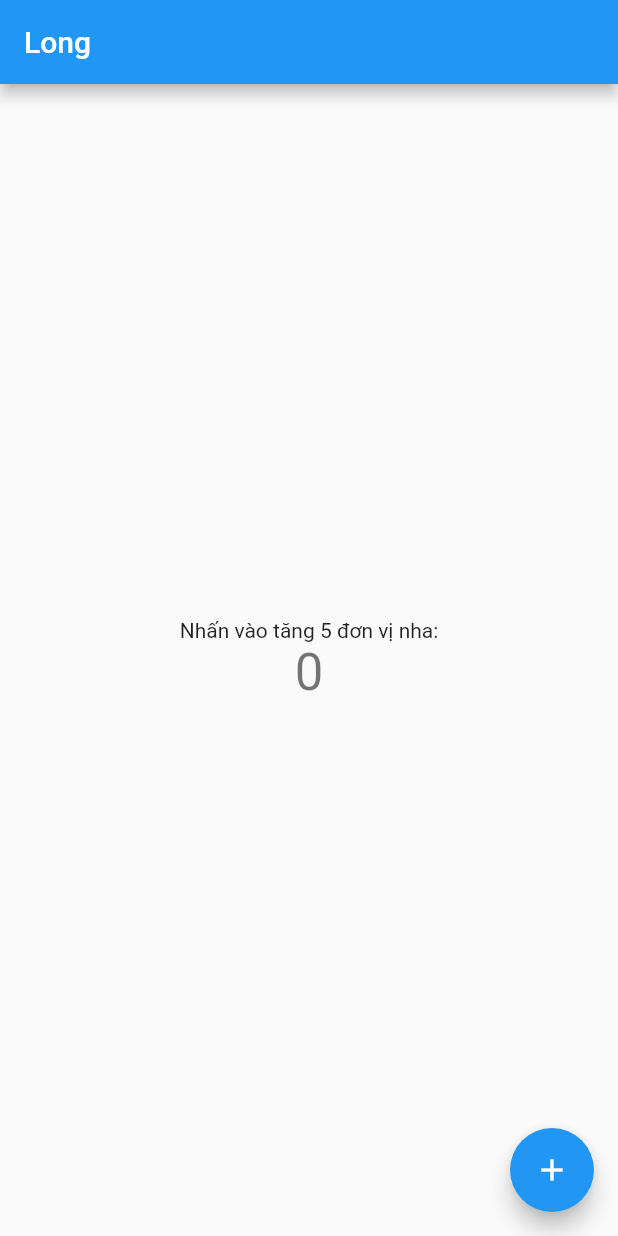
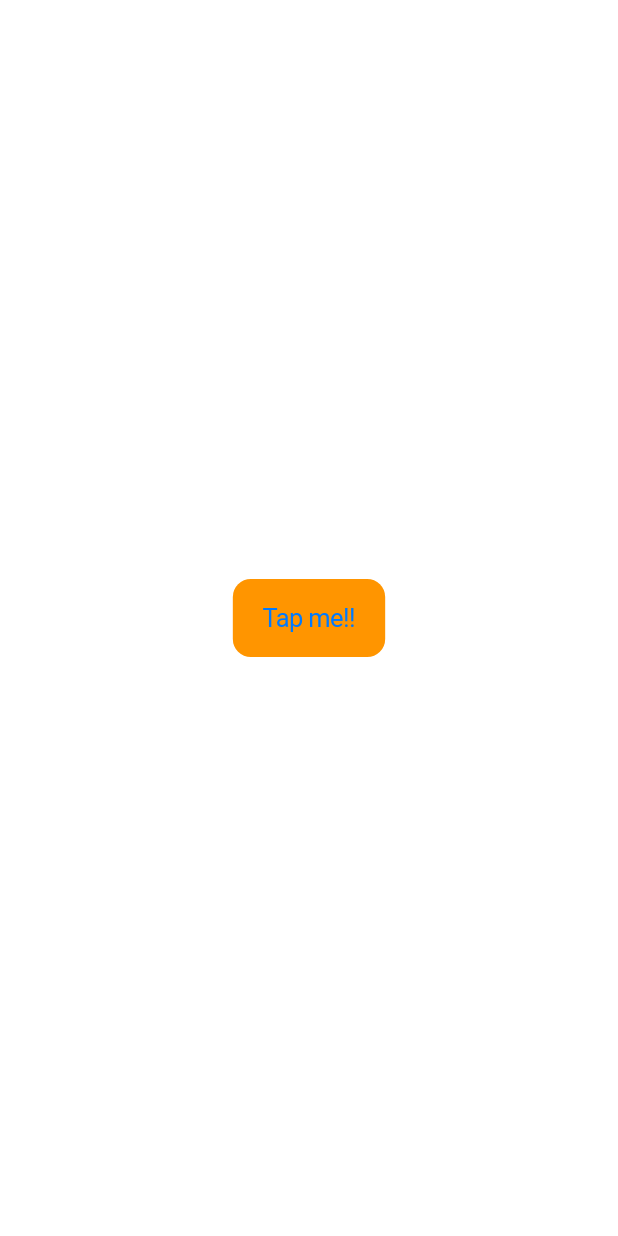
Before and after one commit to tranphilong2406/do_an_flutter, a Flutter app: the screen it shows after launch, on a phone screen of 412 x 824 dp. Run offline on Flutter 3.47's test engine with Material 2 defaults, Android fonts, the light colour scheme and no system bars.

Commit message:
test build ios using cupertino

```diff
--- a/lib/main.dart
+++ b/lib/main.dart
@@ -1,115 +1,4 @@
-import 'package:flutter/material.dart';
+import 'package:flutter/cupertino.dart';
+import 'src/App.dart';
 
-void main() {
-  runApp(const MyApp());
-}
-
-class MyApp extends StatelessWidget {
-  const MyApp({Key? key}) : super(key: key);
-
-  // This widget is the root of your application.
-  @override
-  Widget build(BuildContext context) {
-    return MaterialApp(
-      title: 'Flutter Demo',
-      theme: ThemeData(
-        // This is the theme of your application.
-        //
-        // Try running your application with "flutter run". You'll see the
-        // application has a blue toolbar. Then, without quitting the app, try
-        // changing the primarySwatch below to Colors.green and then invoke
-        // "hot reload" (press "r" in the console where you ran "flutter run",
-        // or simply save your changes to "hot reload" in a Flutter IDE).
-        // Notice that the counter didn't reset back to zero; the application
-        // is not restarted.
-        primarySwatch: Colors.blue,
-      ),
-      home: const MyHomePage(title: 'Long'),
-    );
-  }
-}
-
-class MyHomePage extends StatefulWidget {
-  const MyHomePage({Key? key, required this.title}) : super(key: key);
-
-  // This widget is the home page of your application. It is stateful, meaning
-  // that it has a State object (defined below) that contains fields that affect
-  // how it looks.
-
-  // This class is the configuration for the state. It holds the values (in this
-  // case the title) provided by the parent (in this case the App widget) and
-  // used by the build method of the State. Fields in a Widget subclass are
-  // always marked "final".
-
-  final String title;
-
-  @override
-  State<MyHomePage> createState() => _MyHomePageState();
-}
-
-class _MyHomePageState extends State<MyHomePage> {
-  int _counter = 0;
-
-  void _incrementCounter() {
-    setState(() {
-      // This call to setState tells the Flutter framework that something has
-      // changed in this State, which causes it to rerun the build method below
-      // so that the display can reflect the updated values. If we changed
-      // _counter without calling setState(), then the build method would not be
-      // called again, and so nothing would appear to happen.
-      _counter += 5;
-    });
-  }
-
-  @override
-  Widget build(BuildContext context) {
-    // This method is rerun every time setState is called, for instance as done
-    // by the _incrementCounter method above.
-    //
-    // The Flutter framework has been optimized to make rerunning build methods
-    // fast, so that you can just rebuild anything that needs updating rather
-    // than having to individually change instances of widgets.
-    return Scaffold(
-      appBar: AppBar(
-        // Here we take the value from the MyHomePage object that was created by
-        // the App.build method, and use it to set our appbar title.
-        title: Text(widget.title),
-      ),
-      body: Center(
-        // Center is a layout widget. It takes a single child and positions it
-        // in the middle of the parent.
-        child: Column(
-          // Column is also a layout widget. It takes a list of children and
-          // arranges them vertically. By default, it sizes itself to fit its
-          // children horizontally, and tries to be as tall as its parent.
-          //
-          // Invoke "debug painting" (press "p" in the console, choose the
-          // "Toggle Debug Paint" action from the Flutter Inspector in Android
-          // Studio, or the "Toggle Debug Paint" command in Visual Studio Code)
-          // to see the wireframe for each widget.
-          //
-          // Column has various properties to control how it sizes itself and
-          // how it positions its children. Here we use mainAxisAlignment to
-          // center the children vertically; the main axis here is the vertical
-          // axis because Columns are vertical (the cross axis would be
-          // horizontal).
-          mainAxisAlignment: MainAxisAlignment.center,
-          children: <Widget>[
-            const Text(
-              'Nhấn vào tăng 5 đơn vị nha:',
-            ),
-            Text(
-              '$_counter',
-              style: Theme.of(context).textTheme.headline4,
-            ),
-          ],
-        ),
-      ),
-      floatingActionButton: FloatingActionButton(
-        onPressed: _incrementCounter,
-        tooltip: 'Increment',
-        child: const Icon(Icons.add),
-      ), // This trailing comma makes auto-formatting nicer for build methods.
-    );
-  }
-}
+void main() => runApp(MyApp());
--- /dev/null
+++ b/lib/src/App.dart
@@ -0,0 +1,12 @@
+import 'package:flutter/cupertino.dart';
+import 'HomePage.dart';
+
+class MyApp extends StatelessWidget {
+  @override
+  Widget build(BuildContext context) {
+    return CupertinoApp(
+      debugShowCheckedModeBanner: false,
+      home: HomePage(),
+    );
+  }
+}
--- /dev/null
+++ b/lib/src/HomePage.dart
@@ -0,0 +1,15 @@
+import 'package:flutter/cupertino.dart';
+
+class HomePage extends StatelessWidget {
+  const HomePage();
+  Widget build(BuildContext context) {
+    return CupertinoPageScaffold(
+      child: Center(
+        child: CupertinoButton(
+            child: Text('Tap me!!'),
+            color: CupertinoColors.activeOrange,
+            onPressed: () {}),
+      ),
+    );
+  }
+}
--- /dev/null
+++ b/lib/src/signin.dart
@@ -0,0 +1,8 @@
+import 'package:flutter/cupertino.dart';
+
+class SignIn extends StatelessWidget {
+  @override
+  Widget build(BuildContext context) {
+    return CupertinoApp();
+  }
+}
--- a/pubspec.yaml
+++ b/pubspec.yaml
@@ -58,9 +58,8 @@ flutter:
   uses-material-design: true
 
   # To add assets to your application, add an assets section, like this:
-  # assets:
-  #   - images/a_dot_burr.jpeg
-  #   - images/a_dot_ham.jpeg
+  assets:
+    - images/anh.png
 
   # An image asset can refer to one or more resolution-specific "variants", see
   # https://flutter.dev/assets-and-images/#resolution-aware.
```
Also changed, not shown: pubspec.lock, 5 other files.
